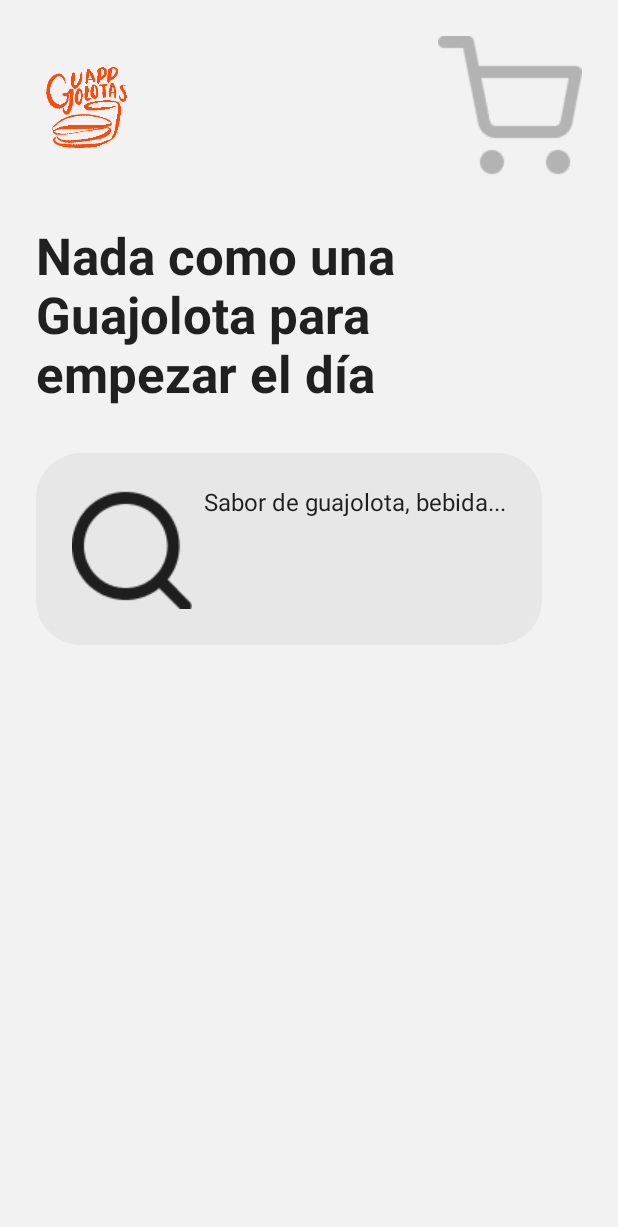
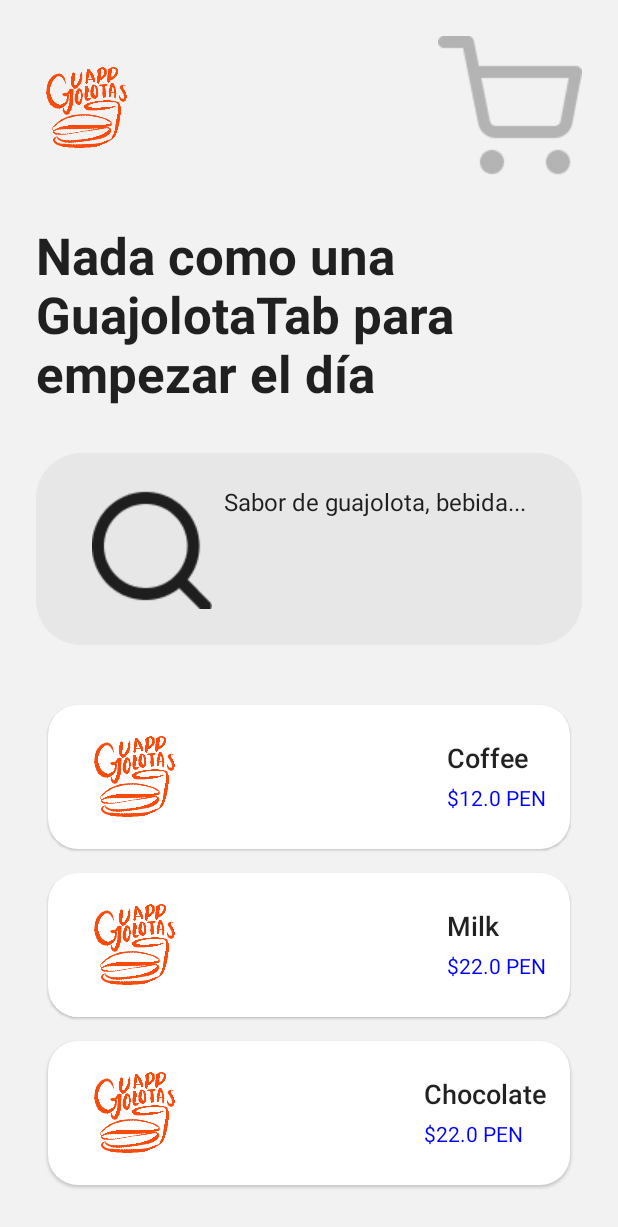
Before and after one commit to enzoftware/guajolotas-compose, an Android app built with Jetpack Compose: the screen it shows after launch (MainActivity), on a phone screen of 412 x 824 dp. Shown: the top 1227 px of the screen. Run offline under Robolectric (Android 15) with nearby library versions, the phone set to English and light mode, and no system bars; our stand-ins replace accompanist.

Commit message:
show lists of products

```diff
--- a/app/src/main/java/com/enzoftware/guajolotas/MainActivity.kt
+++ b/app/src/main/java/com/enzoftware/guajolotas/MainActivity.kt
@@ -6,7 +6,9 @@ import androidx.activity.compose.setContent
 import androidx.compose.material.Surface
 import com.enzoftware.guajolotas.ui.navigation.Navigation
 import com.enzoftware.guajolotas.ui.theme.GuajolotasTheme
+import com.google.accompanist.pager.ExperimentalPagerApi
 
+@ExperimentalPagerApi
 class MainActivity : ComponentActivity() {
     override fun onCreate(savedInstanceState: Bundle?) {
         super.onCreate(savedInstanceState)
--- a/app/src/main/java/com/enzoftware/guajolotas/data/FakeProducts.kt
+++ b/app/src/main/java/com/enzoftware/guajolotas/data/FakeProducts.kt
@@ -1,9 +1,26 @@
 package com.enzoftware.guajolotas.data
 
+import com.enzoftware.guajolotas.domain.models.DrinkFlavors
+import com.enzoftware.guajolotas.domain.models.FoodFlavors
 import com.enzoftware.guajolotas.domain.models.Product
+import com.enzoftware.guajolotas.domain.models.Product.Drink
+import com.enzoftware.guajolotas.domain.models.Product.Food
 
-class FakeProducts {
-    companion object {
-        val drinks = listOf<Product>()
-    }
+object FakeProducts {
+    val drinks = listOf<Product>(
+        Drink("Coffee", 12.0, flavor = DrinkFlavors.Coffee),
+        Drink("Milk", 22.0, flavor = DrinkFlavors.Milk),
+        Drink("Chocolate", 22.0, flavor = DrinkFlavors.Chocolate),
+    )
+
+    val tamales = listOf<Product>(
+        Food("Tamal Verde", price = 14.0, flavor = FoodFlavors.Green),
+        Food("Tamal de Piña", price = 14.0, flavor = FoodFlavors.Pineapple)
+    )
+
+    val guajolotas = listOf<Product>(
+        Food("Verde", 25.0, flavor = FoodFlavors.Green),
+        Food("Piña", 25.0, flavor = FoodFlavors.Pineapple),
+        Food("Pasas", 25.0, flavor = FoodFlavors.Raisins),
+    )
 }
--- a/app/src/main/java/com/enzoftware/guajolotas/domain/models/Product.kt
+++ b/app/src/main/java/com/enzoftware/guajolotas/domain/models/Product.kt
@@ -4,16 +4,16 @@ package com.enzoftware.guajolotas.domain.models
 sealed class Product(
     val name: String,
     val price: Double,
-    val quantity: Int
+    var quantity: Int
 ) {
     class Drink(
         name: String,
         price: Double,
-        quantity: Int,
+        quantity: Int = 0,
         val flavor: DrinkFlavors
     ) : Product(name, price, quantity)
 
-    class Food(name: String, price: Double, quantity: Int, val flavor: FoodFlavors) :
+    class Food(name: String, price: Double, quantity: Int = 0, val flavor: FoodFlavors) :
         Product(name, price, quantity)
 
     override fun toString(): String {
--- a/app/src/main/java/com/enzoftware/guajolotas/ui/components/ProductItem.kt
+++ b/app/src/main/java/com/enzoftware/guajolotas/ui/components/ProductItem.kt
@@ -19,7 +19,12 @@ import com.enzoftware.guajolotas.ui.theme.GuajolotasTheme
 
 @Composable
 fun ProductItem(product: Product) {
-    Card(modifier = Modifier.height(height = 112.dp), shape = RoundedCornerShape(20.dp)) {
+    Card(
+        modifier = Modifier
+            .height(112.dp)
+            .padding(8.dp),
+        shape = RoundedCornerShape(20.dp), backgroundColor = Color.White,
+    ) {
         Row(
             horizontalArrangement = Arrangement.SpaceBetween,
             verticalAlignment = Alignment.CenterVertically,
--- a/app/src/main/java/com/enzoftware/guajolotas/ui/home/HomeScreen.kt
+++ b/app/src/main/java/com/enzoftware/guajolotas/ui/home/HomeScreen.kt
@@ -25,9 +25,9 @@ import com.google.accompanist.pager.rememberPagerState
 @Composable
 fun HomeScreen() {
     val tabs = listOf(
-        TabItem.Guajolota,
-        TabItem.Drinks,
-        TabItem.Tamales
+        TabItem.GuajolotaTab,
+        TabItem.DrinksTab,
+        TabItem.TamalesTab
     )
     val pagerState = rememberPagerState(pageCount = tabs.size)
     GuajolotasTheme {
@@ -42,6 +42,7 @@ fun HomeScreen() {
             Spacer(modifier = Modifier.height(32.dp))
             SearchBar()
             Spacer(modifier = Modifier.height(32.dp))
+            DrinkFragment()
         }
     }
 }
@@ -64,7 +65,7 @@ fun AppBar() {
 @Composable
 fun HomeHeader() {
     Text(
-        text = "Nada como una Guajolota para empezar el día",
+        text = "Nada como una GuajolotaTab para empezar el día",
         fontSize = 34.sp,
         fontWeight = FontWeight.W700
     )
@@ -75,7 +76,8 @@ fun SearchBar() {
     Box(
         modifier = Modifier
             .clip(RoundedCornerShape(30.dp))
-            .background(Color(0XFFE7E7E7)),
+            .background(Color(0XFFE7E7E7))
+            .fillMaxWidth(),
         contentAlignment = Alignment.Center
     ) {
         Row(modifier = Modifier.padding(24.dp)) {
--- a/app/src/main/java/com/enzoftware/guajolotas/ui/home/HomeTabBar.kt
+++ b/app/src/main/java/com/enzoftware/guajolotas/ui/home/HomeTabBar.kt
@@ -1,29 +1,44 @@
 package com.enzoftware.guajolotas.ui.home
 
-import androidx.compose.material.Text
+import androidx.compose.foundation.lazy.LazyColumn
+import androidx.compose.foundation.lazy.items
 import androidx.compose.runtime.Composable
+import com.enzoftware.guajolotas.data.FakeProducts
+import com.enzoftware.guajolotas.ui.components.ProductItem
 import com.enzoftware.guajolotas.ui.utils.ComposableFun
 import com.google.accompanist.pager.ExperimentalPagerApi
 
 sealed class TabItem(val title: String, val content: ComposableFun) {
-    object Drinks : TabItem("Bebidas", { DrinkFragment() })
-    object Tamales : TabItem("Tamales", { TamalesFragment() })
-    object Guajolota : TabItem("Guajolotas", { GuajolotasFragment() })
+    object DrinksTab : TabItem("Bebidas", { DrinkFragment() })
+    object TamalesTab : TabItem("TamalesTab", { TamalesFragment() })
+    object GuajolotaTab : TabItem("Guajolotas", { GuajolotasFragment() })
 }
 
 @Composable
 fun DrinkFragment() {
-    Text(text = "Bebidas")
+    LazyColumn {
+        items(FakeProducts.drinks) { drink ->
+            ProductItem(product = drink)
+        }
+    }
 }
 
 @Composable
 fun TamalesFragment() {
-    Text(text = "Tamales")
+    LazyColumn {
+        items(FakeProducts.tamales) { tamal ->
+            ProductItem(product = tamal)
+        }
+    }
 }
 
 @Composable
 fun GuajolotasFragment() {
-    Text(text = "Guajolotas")
+    LazyColumn {
+        items(FakeProducts.guajolotas) { guajolota ->
+            ProductItem(product = guajolota)
+        }
+    }
 }
 
 @ExperimentalPagerApi
--- a/app/src/main/java/com/enzoftware/guajolotas/ui/navigation/Navigation.kt
+++ b/app/src/main/java/com/enzoftware/guajolotas/ui/navigation/Navigation.kt
@@ -6,7 +6,9 @@ import androidx.navigation.compose.composable
 import androidx.navigation.compose.rememberNavController
 import com.enzoftware.guajolotas.ui.home.HomeScreen
 import com.enzoftware.guajolotas.ui.splash.SplashScreen
+import com.google.accompanist.pager.ExperimentalPagerApi
 
+@ExperimentalPagerApi
 @Composable
 fun Navigation() {
     val navController = rememberNavController()
```
